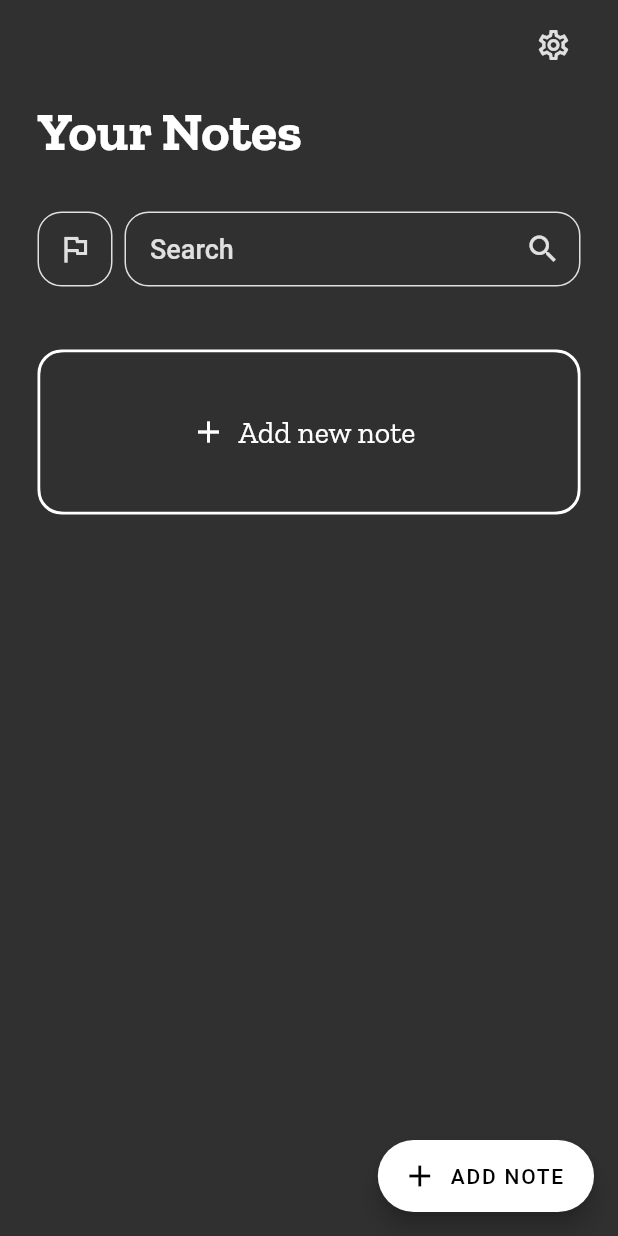
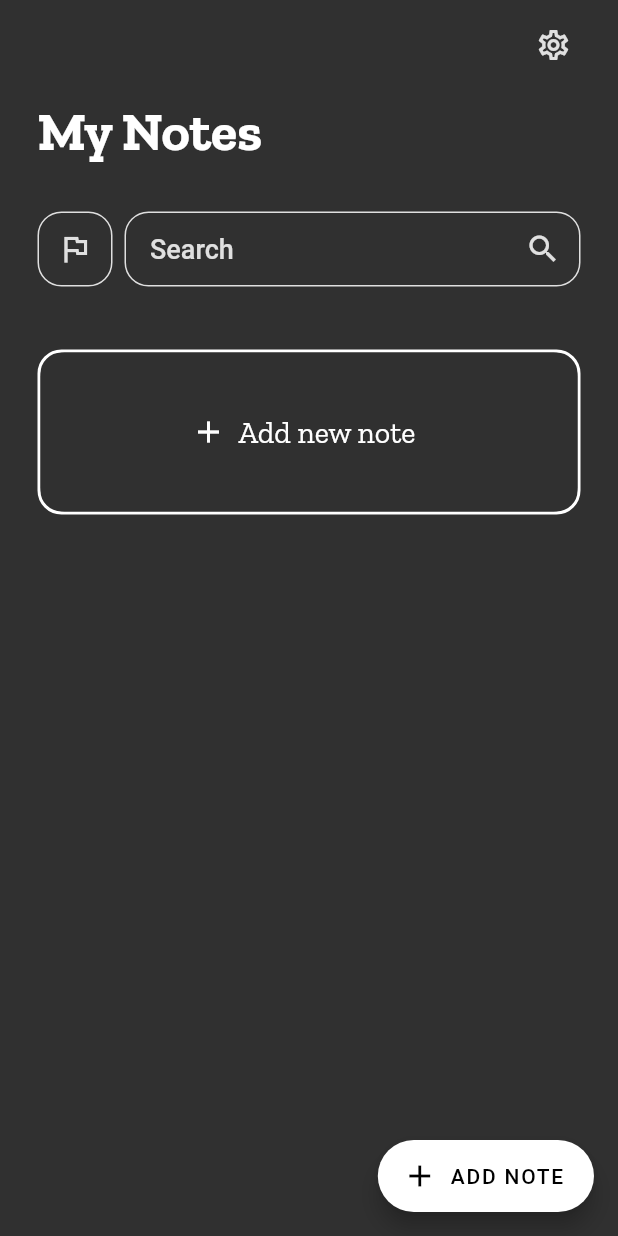
Before and after one commit to smamaHsn/FlutterNotesApp, a Flutter app: the screen it shows after launch, on a phone screen of 412 x 824 dp. Run offline on Flutter 3.47's test engine with Material 2 defaults, Android fonts, the phone set to English and light mode, and no system bars; our stand-ins replace outline_material_icons, share, shared_preferences, sqflite; accounts and stored records are empty; project files that could hold a hidden picture were left out.

Commit message:
Improvements Done

```diff
--- a/lib/screens/home.dart
+++ b/lib/screens/home.dart
@@ -199,7 +199,7 @@ class _MyHomePageState extends State<MyHomePage> {
           margin: EdgeInsets.only(top: 8, bottom: 32, left: 10),
           width: headerShouldHide ? 0 : 200,
           child: Text(
-            'Your Notes',
+            'My Notes',
             style: TextStyle(
                 fontFamily: 'ZillaSlab',
                 fontWeight: FontWeight.w700,
```
Also changed, not shown: 1 other file.
